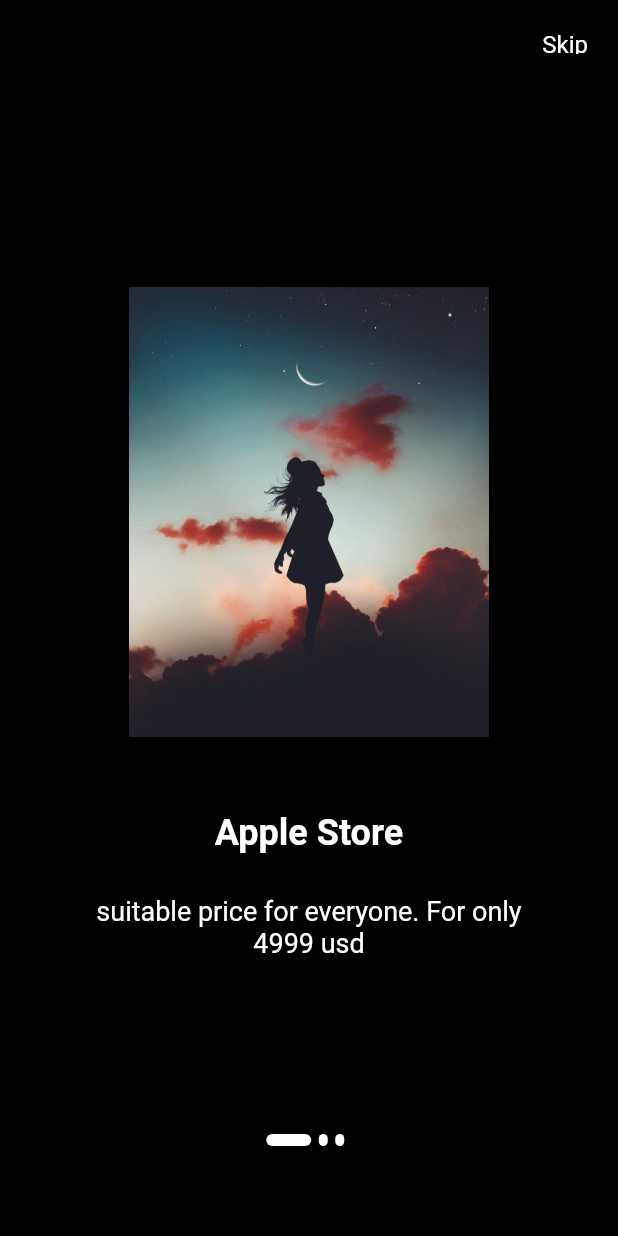
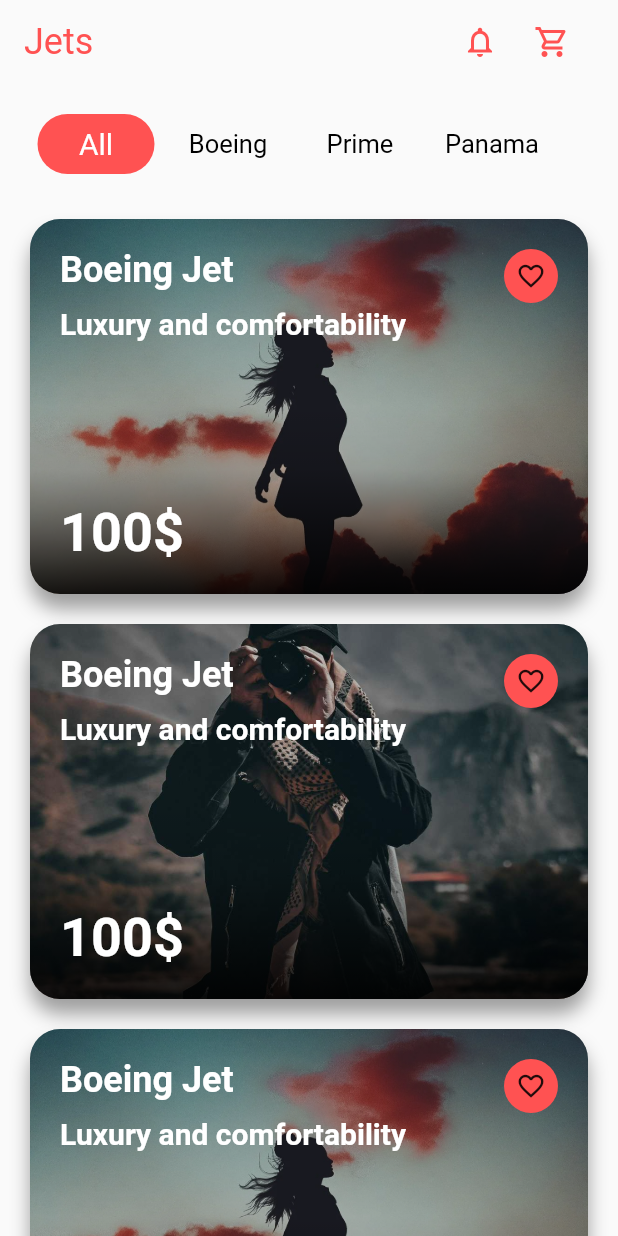
Before and after one commit to boburconquerer/First-project-on-dart, a Flutter app: the screen it shows after launch, on a phone screen of 412 x 824 dp. Run offline on Flutter 3.47's test engine with Material 3 defaults, Android fonts, the phone set to English and light mode, and no system bars; our stand-ins replace flutter_speed_dial; missing offline and left inert: dart:js_interop; key blocks and very long unbroken strings in the code were emptied for the run.

Commit message:
dart market:)

```diff
--- a/lib/main.dart
+++ b/lib/main.dart
@@ -13,6 +13,7 @@
 import 'package:mydemo1/pages/follow_page.dart';
 import 'package:mydemo1/pages/home_page.dart';
 import 'package:mydemo1/pages/intermadiate/app_intro_ui.dart';
+import 'package:mydemo1/pages/intermadiate/jet_market_ui.dart';
 import 'package:mydemo1/pages/intermadiate/login_ui.dart';
 import 'package:mydemo1/pages/intermadiate/shop_ui.dart';
 import 'package:mydemo1/pages/new_page.dart';
@@ -43,8 +44,9 @@
         colorScheme: ColorScheme.fromSeed(seedColor: Colors.deepPurple),
         useMaterial3: false,
       ),
-      home:const AppIntroUI(),
+      home:const JetMarketUI(),
       routes: {
+        AppIntroUI.id: (context) => const AppIntroUI(),
         ShopUI.id: (context) => const ShopUI(),
         LoginUI.id: (context) => const LoginUI(),
         SignUpOne.id: (context) => const SignUpOne(),
--- /dev/null
+++ b/lib/pages/intermadiate/jet_market_ui.dart
@@ -0,0 +1,165 @@
+
+import 'package:flutter/material.dart';
+
+class JetMarketUI extends StatefulWidget {
+  const JetMarketUI({super.key});
+  static const String id = "JetMarketUI";
+
+  @override
+  State<JetMarketUI> createState() => _JetMarketUIState();
+}
+
+class _JetMarketUIState extends State<JetMarketUI> {
+  @override
+  Widget build(BuildContext context) {
+    return Scaffold(
+      appBar: AppBar(
+        backgroundColor: Colors.transparent,
+        elevation: 0,
+        title: Text("Jets", style: TextStyle(color: Colors.redAccent, fontSize: 24, fontWeight: FontWeight.w400),),
+
+        actions: <Widget> [
+
+          IconButton(
+            icon: Icon(Icons.notifications_none), color: Colors.redAccent, onPressed: () {},
+          ),
+
+          IconButton(
+            icon: Icon(Icons.shopping_cart_outlined), color: Colors.redAccent, onPressed: () {},
+          ),
+
+          SizedBox(width: 20,)
+
+        ],
+
+      ),
+
+      body: SingleChildScrollView(
+        child: Container(
+          padding: EdgeInsets.all(20),
+          child: Column(
+            children: [
+
+              SizedBox(
+                height: 40,
+                child: ListView(
+                  scrollDirection: Axis.horizontal,
+                  children: [
+                    singleTab(true, "All"),
+                    singleTab(false, "Boeing"),
+                    singleTab(false, "Prime"),
+                    singleTab(false, "Panama"),
+                    singleTab(false, "Air")
+                  ],
+                ),
+              ),
+              SizedBox(height: 30,),
+              makeItem("assets/images/giel.png"),
+              makeItem("assets/images/profile-picture.jpeg"),
+              makeItem("assets/images/giel.png"),
+              makeItem("assets/images/profile-picture.jpeg"),
+              makeItem("assets/images/giel.png"),
+              makeItem("assets/images/profile-picture.jpeg"),
+            ],
+          ),
+        ),
+      ),
+
+    );
+  }
+
+  Widget singleTab(bool type, String text){
+    return AspectRatio(
+        aspectRatio: 2.2/1,
+      child: Container(
+        margin: EdgeInsets.only(right: 5, left: 5),
+        decoration: BoxDecoration(
+          color: type ? Colors.redAccent[200]: Colors.transparent,
+          borderRadius: BorderRadius.circular(20)
+        ),
+
+        child: Center(
+          child: Text(text, style: TextStyle(fontSize: type ? 20: 17, color: type ? Colors.white: Colors.black),),
+        ),
+      ),
+    );
+  }
+
+  Widget makeItem(String image){
+    return Container(
+      height: 250,
+      width: double.infinity,
+      margin: EdgeInsets.only(bottom: 20),
+      decoration: BoxDecoration(
+        borderRadius: BorderRadius.circular(20),
+
+        image: DecorationImage(
+            image: AssetImage(image),
+            fit: BoxFit.cover
+        ),
+
+        boxShadow: [
+          BoxShadow(
+            color: Colors.grey,
+            blurRadius: 10,
+            offset: Offset(0,10)
+          )
+        ]
+      ),
+      child: Container(
+        padding: EdgeInsets.all(20),
+
+        decoration: BoxDecoration(
+          borderRadius: BorderRadius.circular(20),
+          gradient: LinearGradient(
+            begin: Alignment.bottomRight,
+            colors: [
+              Colors.black.withOpacity(0.9),
+              Colors.black.withOpacity(0.6),
+              Colors.black.withOpacity(0.3),
+              Colors.black.withOpacity(0.2)
+            ]
+          )
+        ),
+
+        child: Column(
+
+          crossAxisAlignment: CrossAxisAlignment.start,
+          mainAxisAlignment: MainAxisAlignment.spaceBetween,
+          children: [
+            Row(
+              crossAxisAlignment: CrossAxisAlignment.start,
+              children: [
+
+                Expanded(
+                    child: Column(
+                      crossAxisAlignment: CrossAxisAlignment.start,
+                      children: [
+                        Text("Boeing Jet", style: TextStyle(color: Colors.white, fontSize: 24, fontWeight: FontWeight. bold),),
+                        SizedBox(height: 10,),
+                        Text("Luxury and comfortability", style: TextStyle(color: Colors.white, fontWeight: FontWeight.bold, fontSize: 20),)
+                      ],
+                    )
+                ),
+
+                Container(
+                  width: 36,
+                  height: 36,
+                  decoration: BoxDecoration(
+                    shape: BoxShape.circle,
+                    color: Colors.redAccent
+                  ),
+                  child: Center(
+                    child: Icon(Icons.favorite_border, size: 20,),
+                  ),
+                )
+              ],
+            ),
+            Text("100\$", style: TextStyle(color: Colors.white, fontSize: 36, fontWeight: FontWeight.bold),)
+          ],
+        ),
+      ),
+    );
+  }
+
+}
```
